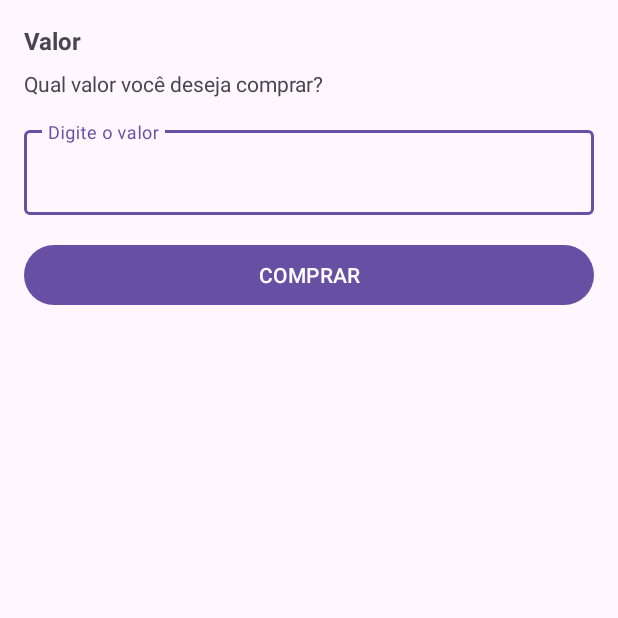
After one commit to tfreitasf/SimuladorCarteiraCrypto, an Android app: the CryptoBuyFormActivity screen opened directly, with no data from a screen before it, on a phone screen of 412 x 824 dp, the top half of it. The commit adds this screen. Run offline under Robolectric (Android 15) with nearby library versions, the phone set to English and light mode, and no system bars.

Commit message:
Feat: Adicionado a opção de comprar Criptoativos

```diff
--- a/app/src/main/java/br/com/povengenharia/simuladorcarteiracrypto/database/AppDatabase.kt
+++ b/app/src/main/java/br/com/povengenharia/simuladorcarteiracrypto/database/AppDatabase.kt
@@ -14,7 +14,7 @@ import br.com.povengenharia.simuladorcarteiracrypto.model.Transaction
 import br.com.povengenharia.simuladorcarteiracrypto.model.Wallet
 import kotlinx.coroutines.CoroutineScope
 
-@Database(entities = [Wallet::class, Transaction::class, Crypto::class, CryptoFromApi::class], version = 4, exportSchema = false)
+@Database(entities = [Wallet::class, Transaction::class, Crypto::class, CryptoFromApi::class], version = 5, exportSchema = false)
 abstract class AppDatabase : RoomDatabase() {
 
     abstract fun walletDao(): WalletDao
--- a/app/src/main/java/br/com/povengenharia/simuladorcarteiracrypto/model/Transaction.kt
+++ b/app/src/main/java/br/com/povengenharia/simuladorcarteiracrypto/model/Transaction.kt
@@ -9,7 +9,7 @@ data class Transaction(
     val type: TransactionType,
     val amount: Double,
     val walletId: Int,
-    val cryptoId: Int? = null,
+    val cryptoId: String? = null,
     val pricePerUnit: Double? = null,
     val quantity: Double? = null,
     val timestamp: Long = System.currentTimeMillis()
--- a/app/src/main/java/br/com/povengenharia/simuladorcarteiracrypto/ui/activity/ConstantActivity.kt
+++ b/app/src/main/java/br/com/povengenharia/simuladorcarteiracrypto/ui/activity/ConstantActivity.kt
@@ -1,3 +1,3 @@
 package br.com.povengenharia.simuladorcarteiracrypto.ui.activity
 
-const val KEY_WALLET_ID: String = "WALLET_ID"
+const val KEY_WALLET_ID = "WALLET_ID"
--- /dev/null
+++ b/app/src/main/res/layout/activity_crypto_buy_form.xml
@@ -0,0 +1,60 @@
+<?xml version="1.0" encoding="utf-8"?>
+<androidx.constraintlayout.widget.ConstraintLayout xmlns:android="http://schemas.android.com/apk/res/android"
+    xmlns:app="http://schemas.android.com/apk/res-auto"
+    xmlns:tools="http://schemas.android.com/tools"
+    android:layout_width="match_parent"
+    android:layout_height="match_parent"
+    tools:context=".ui.activity.CryptoBuyFormActivity">
+
+
+    <TextView
+        android:id="@+id/tv_activity_crypto_buy_form_value"
+        android:layout_width="wrap_content"
+        android:layout_height="wrap_content"
+        android:layout_margin="16dp"
+        android:text="@string/txt_activity_withdraw_value"
+        android:textSize="16sp"
+        android:textStyle="bold"
+        app:layout_constraintStart_toStartOf="parent"
+        app:layout_constraintTop_toTopOf="parent" />
+
+    <TextView
+        android:id="@+id/tv_activity_crypto_buy_form_amount_prompt"
+        android:layout_width="wrap_content"
+        android:layout_height="wrap_content"
+        android:layout_marginTop="8dp"
+        android:text="@string/txt_activity_crypto_buy_form_amount_prompt"
+        app:layout_constraintStart_toStartOf="@id/tv_activity_crypto_buy_form_value"
+        app:layout_constraintTop_toBottomOf="@id/tv_activity_crypto_buy_form_value" />
+
+    <com.google.android.material.textfield.TextInputLayout
+        android:id="@+id/til_activity_crypto_buy_form_deposit_amount"
+        style="?attr/textInputOutlinedStyle"
+        android:layout_width="0dp"
+        android:layout_height="wrap_content"
+        android:layout_margin="16dp"
+        app:layout_constraintEnd_toEndOf="parent"
+        app:layout_constraintStart_toStartOf="parent"
+        app:layout_constraintTop_toBottomOf="@id/tv_activity_crypto_buy_form_amount_prompt">
+
+        <com.google.android.material.textfield.TextInputEditText
+            android:id="@+id/et_activity_crypto_buy_form_deposit_amount"
+            android:layout_width="match_parent"
+            android:layout_height="wrap_content"
+            android:hint="@string/txt_value"
+            android:inputType="numberDecimal" />
+
+
+    </com.google.android.material.textfield.TextInputLayout>
+
+    <Button
+        android:id="@+id/bt_activity_deposit_deposit"
+        android:layout_width="match_parent"
+        android:layout_height="wrap_content"
+        android:layout_margin="16dp"
+        android:text="@string/txt_btn_activity_wallet_details_buy"
+        app:layout_constraintEnd_toEndOf="parent"
+        app:layout_constraintStart_toStartOf="parent"
+        app:layout_constraintTop_toBottomOf="@id/til_activity_crypto_buy_form_deposit_amount" />
+
+</androidx.constraintlayout.widget.ConstraintLayout>
--- a/app/src/main/res/values/strings.xml
+++ b/app/src/main/res/values/strings.xml
@@ -12,6 +12,7 @@
     <string name="txt_activity_wallet_details_balance_in_crypto_assets">Saldo em Criptoativos</string>
     <string name="txt_activity_withdraw_amount_prompt">Quanto você deseja sacar?</string>
     <string name="txt_activity_deposit_amount_prompt">Quanto você deseja depositar?</string>
+    <string name="txt_activity_crypto_buy_form_amount_prompt">Qual valor você deseja comprar?</string>
     <string name="txt_btn_activity_wallet_form_save">salvar</string>
     <string name="txt_hint_activity_wallet_form_name">Digite o nome</string>
     <string name="txt_hint_activity_wallet_form_">Digite a descrição</string>
```
Also changed, not shown: app/src/main/java/br/com/povengenharia/simuladorcarteiracrypto/ui/activity/CryptoBuyFormActivity.kt (added, +136 -0 lines), app/src/main/java/br/com/povengenharia/simuladorcarteiracrypto/ui/activity/CryptoDetailsActivity.kt (+29 -4 lines), app/src/main/java/br/com/povengenharia/simuladorcarteiracrypto/ui/activity/CryptoListActivity.kt (+16 -3 lines), app/src/main/java/br/com/povengenharia/simuladorcarteiracrypto/ui/activity/CryptoSellFormActivity.kt (added, +17 -0 lines), app/src/main/java/br/com/povengenharia/simuladorcarteiracrypto/ui/activity/MainActivity.kt (+4 -4 lines), app/src/main/java/br/com/povengenharia/simuladorcarteiracrypto/ui/activity/WalletDetailsActivity.kt (+21 -5 lines), app/src/main/java/br/com/povengenharia/simuladorcarteiracrypto/ui/recyclerview/adapter/CoinListAdapater.kt (+8 -3 lines), app/src/main/res/layout/activity_crypto_sell_form.xml (added, +9 -0 lines).
